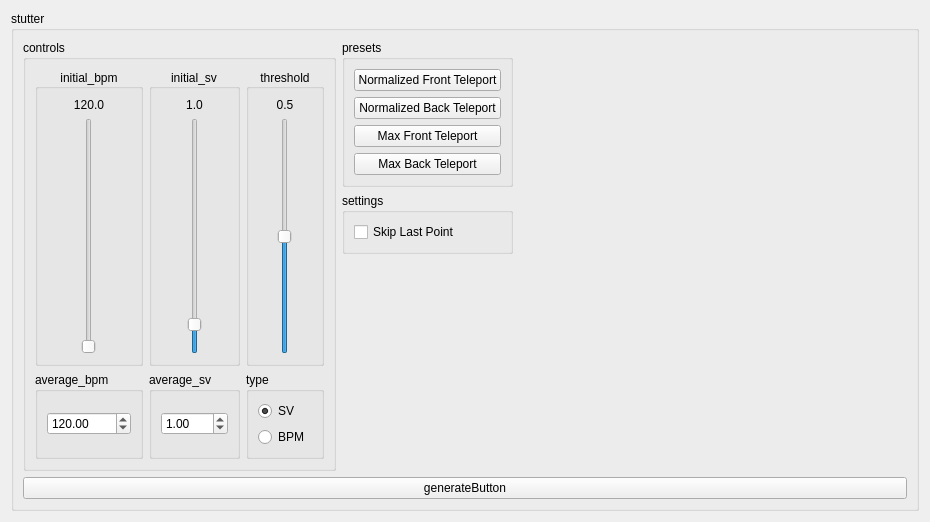
Above: ui/stutter.ui from Eve-ning/reamber before the change. Below: the same form after it.
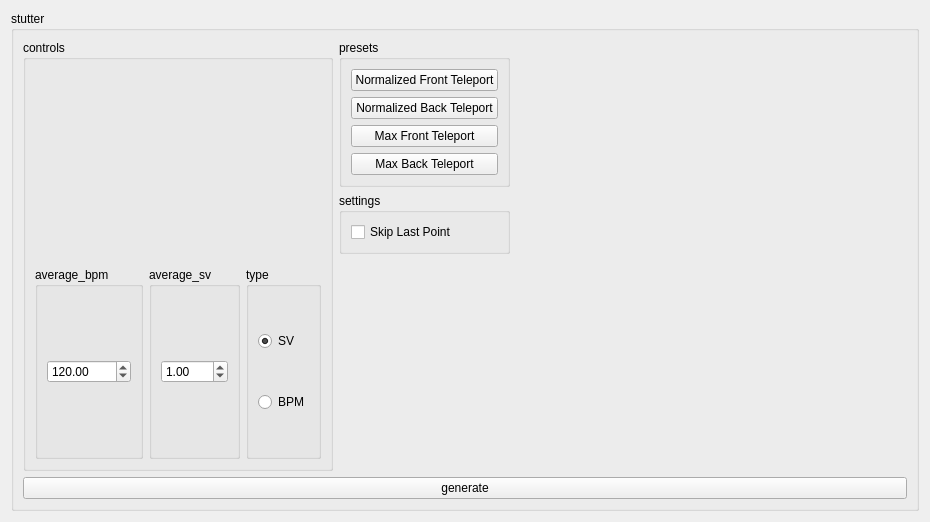
That is the form after the change. Custom widgets are drawn as their Qt base class.

Commit message: Integrate BoxSlider with Stutter

What changed in the file:
```diff
--- a/ui/stutter.ui
+++ b/ui/stutter.ui
@@ -95,50 +95,6 @@
          <string>controls</string>
         </property>
         <layout class="QGridLayout" name="gridLayout_5">
-         <item row="0" column="1">
-          <widget class="QGroupBox" name="initsvLO">
-           <property name="title">
-            <string>initial_sv</string>
-           </property>
-           <property name="alignment">
-            <set>Qt::AlignCenter</set>
-           </property>
-           <layout class="QGridLayout" name="gridLayout_8">
-            <item row="1" column="0">
-             <widget class="QSlider" name="initSvSlider">
-              <property name="sizePolicy">
-               <sizepolicy hsizetype="Minimum" vsizetype="Expanding">
-                <horstretch>0</horstretch>
-                <verstretch>0</verstretch>
-               </sizepolicy>
-              </property>
-              <property name="minimum">
-               <number>1</number>
-              </property>
-              <property name="maximum">
-               <number>1000</number>
-              </property>
-              <property name="value">
-               <number>100</number>
-              </property>
-              <property name="orientation">
-               <enum>Qt::Vertical</enum>
-              </property>
-             </widget>
-            </item>
-            <item row="0" column="0">
-             <widget class="QLabel" name="initSvLabel">
-              <property name="text">
-               <string>1.0</string>
-              </property>
-              <property name="alignment">
-               <set>Qt::AlignCenter</set>
-              </property>
-             </widget>
-            </item>
-           </layout>
-          </widget>
-         </item>
          <item row="2" column="0">
           <widget class="QGroupBox" name="aveBpmLO">
            <property name="title">
@@ -186,50 +142,6 @@
            </layout>
           </widget>
          </item>
-         <item row="0" column="0">
-          <widget class="QGroupBox" name="initbpmLO">
-           <property name="title">
-            <string>initial_bpm</string>
-           </property>
-           <property name="alignment">
-            <set>Qt::AlignCenter</set>
-           </property>
-           <layout class="QGridLayout" name="gridLayout_36">
-            <item row="0" column="0">
-             <widget class="QLabel" name="initBpmLabel">
-              <property name="text">
-               <string>120.0</string>
-              </property>
-              <property name="alignment">
-               <set>Qt::AlignCenter</set>
-              </property>
-             </widget>
-            </item>
-            <item row="1" column="0">
-             <widget class="QSlider" name="initBpmSlider">
-              <property name="sizePolicy">
-               <sizepolicy hsizetype="Minimum" vsizetype="Expanding">
-                <horstretch>0</horstretch>
-                <verstretch>0</verstretch>
-               </sizepolicy>
-              </property>
-              <property name="minimum">
-               <number>0</number>
-              </property>
-              <property name="maximum">
-               <number>1000000</number>
-              </property>
-              <property name="value">
-               <number>120</number>
-              </property>
-              <property name="orientation">
-               <enum>Qt::Vertical</enum>
-              </property>
-             </widget>
-            </item>
-           </layout>
-          </widget>
-         </item>
          <item row="2" column="2" colspan="2">
           <widget class="QGroupBox" name="typeLO">
            <property name="title">
@@ -257,48 +169,13 @@
           </widget>
          </item>
          <item row="0" column="2" colspan="2">
-          <widget class="QGroupBox" name="thresholdLO">
-           <property name="title">
-            <string>threshold</string>
-           </property>
-           <property name="alignment">
-            <set>Qt::AlignCenter</set>
-           </property>
-           <layout class="QGridLayout" name="gridLayout_9">
-            <item row="1" column="0">
-             <widget class="QSlider" name="thresholdSlider">
-              <property name="sizePolicy">
-               <sizepolicy hsizetype="Minimum" vsizetype="Expanding">
-                <horstretch>0</horstretch>
-                <verstretch>0</verstretch>
-               </sizepolicy>
-              </property>
-              <property name="minimum">
-               <number>1</number>
-              </property>
-              <property name="maximum">
-               <number>99</number>
-              </property>
-              <property name="value">
-               <number>50</number>
-              </property>
-              <property name="orientation">
-               <enum>Qt::Vertical</enum>
-              </property>
-             </widget>
-            </item>
-            <item row="0" column="0">
-             <widget class="QLabel" name="thresholdLabel">
-              <property name="text">
-               <string>0.5</string>
-              </property>
-              <property name="alignment">
-               <set>Qt::AlignCenter</set>
-              </property>
-             </widget>
-            </item>
-           </layout>
-          </widget>
+          <widget class="BoxSlider" name="threshold" native="true"/>
+         </item>
+         <item row="0" column="1">
+          <widget class="BoxSlider" name="initSv" native="true"/>
+         </item>
+         <item row="0" column="0">
+          <widget class="BoxSlider" name="initBpm" native="true"/>
          </item>
         </layout>
        </widget>
@@ -306,7 +183,7 @@
       <item row="3" column="0" colspan="4">
        <widget class="QPushButton" name="generateButton">
         <property name="text">
-         <string>generateButton</string>
+         <string>generate</string>
         </property>
        </widget>
       </item>
@@ -342,6 +219,12 @@
    <header>include/io/outputtp.h</header>
    <container>1</container>
   </customwidget>
+  <customwidget>
+   <class>BoxSlider</class>
+   <extends>QWidget</extends>
+   <header>include/boxslider/boxslider.h</header>
+   <container>1</container>
+  </customwidget>
   <customwidget>
    <class>IO</class>
    <extends>QWidget</extends>
```
The commit also changes 4 other files.
